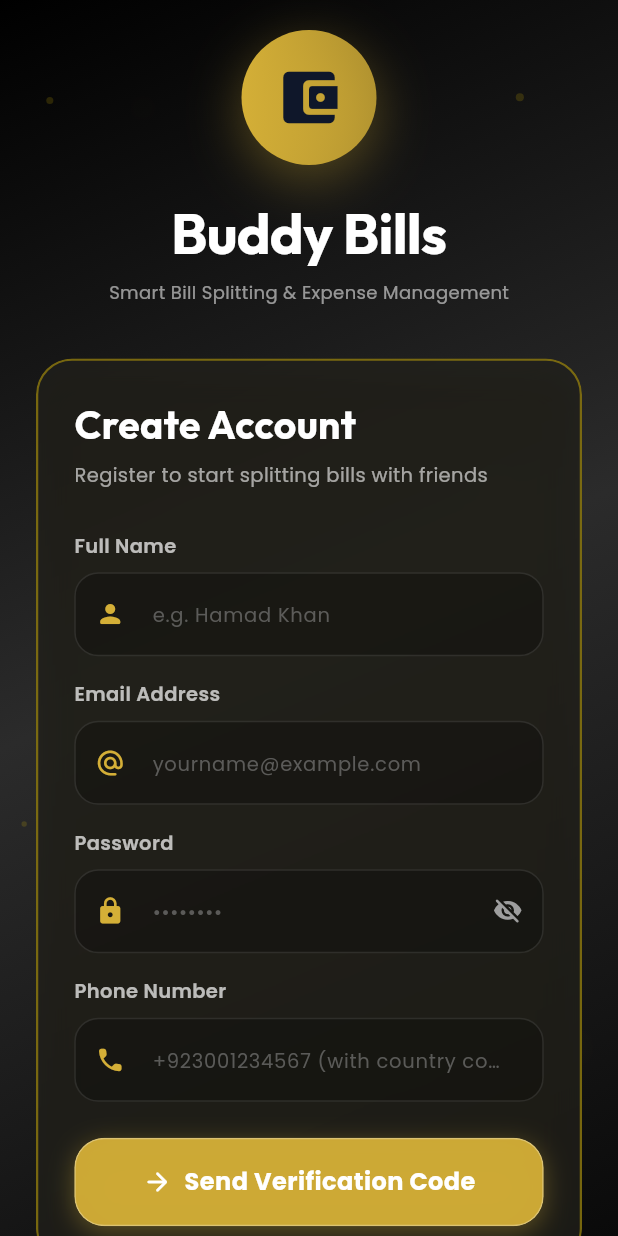
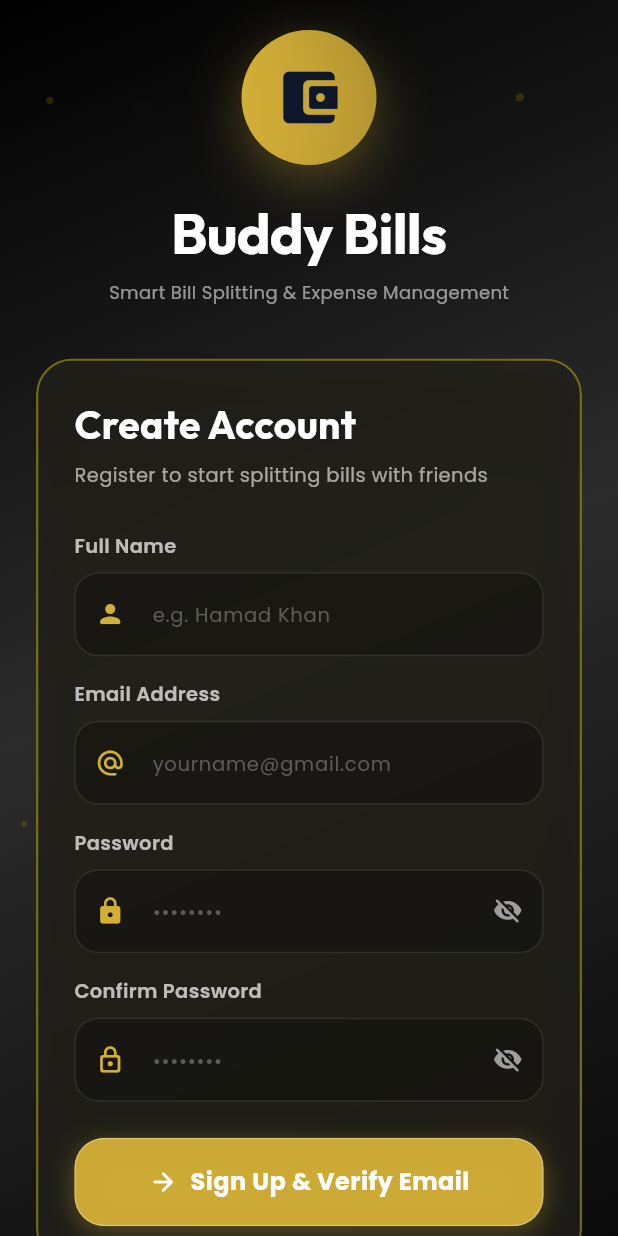
Before and after one commit to hamadhadi5123/Buddy-Bills-Flutter-App, a Flutter app: the screen it shows after launch, after a tap on "Sign Up", on a phone screen of 412 x 824 dp. Run offline on Flutter 3.47's test engine with Material 3 defaults, Android fonts, the phone set to English and light mode, and no system bars; our stand-ins replace cloud_firestore, firebase_auth, firebase_core, flutter_animate, google_fonts, google_sign_in; accounts and stored records are empty.

Commit message:
Remove phone number, add confirm password, replace official gmail with email, and implement email verification

```diff
--- a/lib/screens/auth_screen.dart
+++ b/lib/screens/auth_screen.dart
@@ -31,21 +31,20 @@ class _AuthScreenState extends State<AuthScreen> {
   static const String predefinedAdminEmail = "admin@buddybills.com";
 
   bool isLogin = true;
-  bool isOtpSent = false;
+  bool isEmailVerificationSent = false;
   bool isLoading = false;
   bool passwordVisible = false;
+  bool confirmPasswordVisible = false;
 
   Timer? _timer;
+  Timer? _emailPollingTimer;
   int _start = 60;
   bool _canResend = false;
 
   final emailController = TextEditingController();
   final passwordController = TextEditingController();
+  final confirmPasswordController = TextEditingController();
   final nameController = TextEditingController();
-  final phoneController = TextEditingController();
-  final otpController = TextEditingController();
-
-  String? verificationId;
 
   Color get primaryBrandColor => PremiumTheme.goldenPrimary;
 
@@ -64,11 +63,11 @@ class _AuthScreenState extends State<AuthScreen> {
   @override
   void dispose() {
     _timer?.cancel();
+    _emailPollingTimer?.cancel();
     emailController.dispose();
     passwordController.dispose();
+    confirmPasswordController.dispose();
     nameController.dispose();
-    phoneController.dispose();
-    otpController.dispose();
     super.dispose();
   }
 
@@ -131,11 +130,11 @@ class _AuthScreenState extends State<AuthScreen> {
                         _buildAuthForm(isDark, textColor),
                         const SizedBox(height: 24),
                         _buildActionButton(),
-                        if (isLogin && !isOtpSent) _buildSocialLogin(textColor, isDark),
+                        if (isLogin && !isEmailVerificationSent) _buildSocialLogin(textColor, isDark),
                       ],
                     ),
                   ),
-                  _buildToggleAuthMode(subTextColor),
+                  if (!isEmailVerificationSent) _buildToggleAuthMode(subTextColor),
                 ],
               ),
             ),
@@ -191,9 +190,9 @@ class _AuthScreenState extends State<AuthScreen> {
     if (isLogin) {
       title = "Welcome Back";
       subtitle = "Sign in with your email and password";
-    } else if (isOtpSent) {
-      title = "Verify Phone Number";
-      subtitle = "Enter the 6-digit OTP code sent to your phone";
+    } else if (isEmailVerificationSent) {
+      title = "Verify Your Email";
+      subtitle = "We have sent a verification email to your inbox";
     } else {
       title = "Create Account";
       subtitle = "Register to start splitting bills with friends";
@@ -226,7 +225,7 @@ class _AuthScreenState extends State<AuthScreen> {
     return Column(
       children: [
         // Name field for Signup
-        if (!isLogin && !isOtpSent) ...[
+        if (!isLogin && !isEmailVerificationSent) ...[
           _buildPremiumTextField(
             nameController,
             "Full Name",
@@ -238,89 +237,166 @@ class _AuthScreenState extends State<AuthScreen> {
         ],
 
         // Email field
-        if (!isOtpSent) ...[
+        if (!isEmailVerificationSent) ...[
           _buildPremiumTextField(
             emailController,
             "Email Address",
             Icons.alternate_email_rounded,
             isDark,
             keyboardType: TextInputType.emailAddress,
-            hint: "yourname@example.com",
+            hint: "yourname@gmail.com",
           ),
           const SizedBox(height: 16),
         ],
 
         // Password field
-        if (!isOtpSent) ...[
+        if (!isEmailVerificationSent) ...[
           _buildPremiumTextField(
             passwordController,
             "Password",
             Icons.lock_rounded,
             isDark,
             isPassword: true,
+            isPasswordVisible: passwordVisible,
+            onToggleVisibility: () => setState(() => passwordVisible = !passwordVisible),
             hint: "••••••••",
           ),
           const SizedBox(height: 16),
         ],
 
-        // Phone number field for Signup
-        if (!isLogin && !isOtpSent) ...[
+        // Confirm Password field for Signup
+        if (!isLogin && !isEmailVerificationSent) ...[
           _buildPremiumTextField(
-            phoneController,
-            "Phone Number",
-            Icons.phone_rounded,
+            confirmPasswordController,
+            "Confirm Password",
+            Icons.lock_outline_rounded,
             isDark,
-            keyboardType: TextInputType.phone,
-            hint: "+923001234567 (with country code)",
+            isPassword: true,
+            isPasswordVisible: confirmPasswordVisible,
+            onToggleVisibility: () => setState(() => confirmPasswordVisible = !confirmPasswordVisible),
+            hint: "••••••••",
           ),
         ],
 
-        // OTP verification step
-        if (isOtpSent) ...[
-          Center(
-            child: Container(
-              padding: const EdgeInsets.symmetric(horizontal: 14, vertical: 8),
+        // Email verification step
+        if (isEmailVerificationSent) ...[
+          _buildEmailVerificationStep(isDark, textColor),
+        ],
+      ],
+    );
+  }
+
+  Widget _buildEmailVerificationStep(bool isDark, Color textColor) {
+    return Container(
+      padding: const EdgeInsets.all(22),
       decoration: BoxDecoration(
-                color: primaryBrandColor.withOpacity(0.12),
+        gradient: LinearGradient(
+          colors: [
+            primaryBrandColor.withOpacity(0.18),
+            primaryBrandColor.withOpacity(0.05),
+          ],
+          begin: Alignment.topLeft,
+          end: Alignment.bottomRight,
+        ),
+        borderRadius: BorderRadius.circular(20),
+        border: Border.all(color: primaryBrandColor.withOpacity(0.45), width: 1.5),
+      ),
+      child: Column(
+        children: [
+          Container(
+            padding: const EdgeInsets.all(16),
+            decoration: BoxDecoration(
+              color: primaryBrandColor.withOpacity(0.2),
+              shape: BoxShape.circle,
+            ),
+            child: Icon(Icons.mark_email_read_rounded, size: 40, color: primaryBrandColor),
+          ),
+          const SizedBox(height: 16),
+          Text(
+            "Verify Your Email",
+            style: GoogleFonts.outfit(
+              fontSize: 22,
+              fontWeight: FontWeight.bold,
+              color: textColor,
+            ),
+          ),
+          const SizedBox(height: 6),
+          Text(
+            "Verification email sent to:",
+            style: GoogleFonts.poppins(fontSize: 12, color: textColor.withOpacity(0.7)),
+            textAlign: TextAlign.center,
+          ),
+          const SizedBox(height: 6),
+          Container(
+            padding: const EdgeInsets.symmetric(horizontal: 14, vertical: 6),
+            decoration: BoxDecoration(
+              color: primaryBrandColor.withOpacity(0.15),
+              borderRadius: BorderRadius.circular(10),
+            ),
+            child: Text(
+              emailController.text.trim(),
+              style: GoogleFonts.poppins(
+                fontSize: 13,
+                fontWeight: FontWeight.bold,
+                color: primaryBrandColor,
+              ),
+            ),
+          ),
+          const SizedBox(height: 18),
+          Container(
+            padding: const EdgeInsets.all(12),
+            decoration: BoxDecoration(
+              color: isDark ? Colors.black38 : Colors.white70,
               borderRadius: BorderRadius.circular(12),
-                border: Border.all(color: primaryBrandColor.withOpacity(0.3)),
             ),
             child: Row(
-                mainAxisSize: MainAxisSize.min,
               children: [
-                  Icon(Icons.sms_rounded, color: primaryBrandColor, size: 18),
-                  const SizedBox(width: 8),
-                  Flexible(
+                SizedBox(
+                  width: 18,
+                  height: 18,
+                  child: CircularProgressIndicator(strokeWidth: 2, color: primaryBrandColor),
+                ),
+                const SizedBox(width: 12),
+                Expanded(
                   child: Text(
-                      "Code sent to ${phoneController.text.trim()}",
-                      style: GoogleFonts.poppins(fontSize: 12, fontWeight: FontWeight.bold, color: primaryBrandColor),
-                      overflow: TextOverflow.ellipsis,
+                    "Waiting for verification... Open your email and tap the confirmation link.",
+                    style: GoogleFonts.poppins(fontSize: 11, color: textColor.withOpacity(0.85)),
                   ),
                 ),
               ],
             ),
           ),
+          const SizedBox(height: 18),
+          SizedBox(
+            width: double.infinity,
+            child: ElevatedButton.icon(
+              onPressed: isLoading ? null : _manualCheckEmailVerified,
+              icon: const Icon(Icons.check_circle_rounded, size: 20),
+              label: Text(
+                isLoading ? "Checking..." : "I Have Verified My Email",
+                style: GoogleFonts.poppins(fontWeight: FontWeight.bold, fontSize: 14),
               ),
-          const SizedBox(height: 20),
-          _buildPremiumTextField(
-            otpController,
-            "6-Digit Verification Code",
-            Icons.shield_rounded,
-            isDark,
-            keyboardType: TextInputType.number,
-            hint: "123456",
+              style: ElevatedButton.styleFrom(
+                backgroundColor: primaryBrandColor,
+                foregroundColor: const Color(0xFF0F172A),
+                padding: const EdgeInsets.symmetric(vertical: 14),
+                shape: RoundedRectangleBorder(borderRadius: BorderRadius.circular(14)),
+                elevation: 4,
               ),
-          const SizedBox(height: 20),
+            ),
+          ),
+          const SizedBox(height: 12),
           Row(
             mainAxisAlignment: MainAxisAlignment.spaceBetween,
             children: [
               TextButton.icon(
                 onPressed: () {
+                  _emailPollingTimer?.cancel();
                   setState(() {
-                    isOtpSent = false;
+                    isEmailVerificationSent = false;
                   });
                 },
-                icon: const Icon(Icons.edit_rounded, size: 16),
+                icon: const Icon(Icons.arrow_back_rounded, size: 16),
                 label: Text("Edit Details", style: GoogleFonts.poppins(fontSize: 13, fontWeight: FontWeight.w600)),
                 style: TextButton.styleFrom(foregroundColor: primaryBrandColor),
               ),
@@ -341,9 +417,9 @@ class _AuthScreenState extends State<AuthScreen> {
                     ),
                   if (_canResend)
                     TextButton(
-                      onPressed: sendOtp,
+                      onPressed: _resendVerificationEmail,
                       child: Text(
-                        "Resend Code",
+                        "Resend Email",
                         style: GoogleFonts.poppins(
                           fontSize: 13,
                           fontWeight: FontWeight.bold,
@@ -356,7 +432,7 @@ class _AuthScreenState extends State<AuthScreen> {
             ],
           ),
         ],
-      ],
+      ),
     );
   }
 
@@ -366,6 +442,8 @@ class _AuthScreenState extends State<AuthScreen> {
     IconData icon,
     bool isDark, {
     bool isPassword = false,
+    bool isPasswordVisible = false,
+    VoidCallback? onToggleVisibility,
     TextInputType keyboardType = TextInputType.text,
     String? hint,
   }) {
@@ -383,7 +461,7 @@ class _AuthScreenState extends State<AuthScreen> {
         const SizedBox(height: 8),
         TextField(
           controller: controller,
-          obscureText: isPassword && !passwordVisible,
+          obscureText: isPassword && !isPasswordVisible,
           keyboardType: keyboardType,
           style: GoogleFonts.poppins(color: isDark ? Colors.white : Colors.black87),
           decoration: InputDecoration(
@@ -404,11 +482,11 @@ class _AuthScreenState extends State<AuthScreen> {
             suffixIcon: isPassword
                 ? IconButton(
                     icon: Icon(
-                      passwordVisible ? Icons.visibility_rounded : Icons.visibility_off_rounded,
+                      isPasswordVisible ? Icons.visibility_rounded : Icons.visibility_off_rounded,
                       color: Colors.grey,
                       size: 20,
                     ),
-                    onPressed: () => setState(() => passwordVisible = !passwordVisible),
+                    onPressed: onToggleVisibility,
                   )
                 : null,
           ),
@@ -418,14 +496,13 @@ class _AuthScreenState extends State<AuthScreen> {
   }
 
   Widget _buildActionButton() {
+    if (isEmailVerificationSent) return const SizedBox.shrink();
     return SizedBox(
       width: double.infinity,
       child: GlassButton(
         onPressed: isLoading ? () {} : _handleMainButtonAction,
         label: isLoading ? "Please wait..." : _getMainButtonText(),
-        icon: isLogin
-            ? Icons.login_rounded
-            : (isOtpSent ? Icons.check_circle_rounded : Icons.arrow_forward_rounded),
+        icon: isLogin ? Icons.login_rounded : Icons.arrow_forward_rounded,
         color: primaryBrandColor,
         isDarkMode: Theme.of(context).brightness == Brightness.dark,
       ),
@@ -478,6 +555,7 @@ class _AuthScreenState extends State<AuthScreen> {
   }
 
   Widget _buildToggleAuthMode(Color subTextColor) {
+    if (isEmailVerificationSent) return const SizedBox.shrink();
     return Padding(
       padding: const EdgeInsets.only(top: 24),
       child: Row(
@@ -491,7 +569,7 @@ class _AuthScreenState extends State<AuthScreen> {
             onTap: () {
               setState(() {
                 isLogin = !isLogin;
-                isOtpSent = false;
+                isEmailVerificationSent = false;
               });
             },
             child: Text(
@@ -510,15 +588,14 @@ class _AuthScreenState extends State<AuthScreen> {
 
   String _getMainButtonText() {
     if (isLogin) return "Sign In";
-    if (isOtpSent) return "Verify & Register";
-    return "Send Verification Code";
+    return "Sign Up & Verify Email";
   }
 
   void _handleMainButtonAction() {
     if (isLogin) {
       handleLogin();
     } else {
-      isOtpSent ? verifyOtpAndCreateAccount() : sendOtp();
+      handleSignupWithEmailVerification();
     }
   }
 
@@ -566,6 +643,16 @@ class _AuthScreenState extends State<AuthScreen> {
         } else {
           rethrow;
         }
+      }
+
+      // Check email verification for non-admin accounts
+      final isPredefinedAdmin = email.toLowerCase() == predefinedAdminEmail.toLowerCase();
+      if (!userCredential.user!.emailVerified && !isPredefinedAdmin) {
+        await userCredential.user!.sendEmailVerification();
+        await fb.FirebaseAuth.instance.signOut();
+        if (mounted) setState(() => isLoading = false);
+        showMessage("Your email is not verified yet. We have sent a verification email to $email. Please check your inbox and verify before signing in.", isError: true);
+        return;
       }
 
       // Check user document in Firestore
@@ -631,18 +718,18 @@ class _AuthScreenState extends State<AuthScreen> {
     }
   }
 
-  // ================= SIGNUP WITH OTP VERIFICATION =================
-  Future<void> sendOtp() async {
+  // ================= SIGNUP WITH EMAIL VERIFICATION =================
+  Future<void> handleSignupWithEmailVerification() async {
     final name = nameController.text.trim();
     final email = emailController.text.trim();
     final password = passwordController.text.trim();
-    String phone = phoneController.text.trim();
+    final confirmPassword = confirmPasswordController.text.trim();
 
     if (name.isEmpty) {
       showMessage("Please enter your full name", isError: true);
       return;
     }
-    if (email.isEmpty || !email.contains('@')) {
+    if (email.isEmpty || !email.contains('@') || !email.contains('.')) {
       showMessage("Please enter a valid email address", isError: true);
       return;
     }
@@ -650,129 +737,137 @@ class _AuthScreenState extends State<AuthScreen> {
       showMessage("Password must be at least 6 characters", isError: true);
       return;
     }
-    if (phone.isEmpty) {
-      showMessage("Please enter your phone number", isError: true);
-      return;
-    }
-    if (!phone.startsWith('+')) {
-      showMessage("Please include country code with '+' (e.g. +923001234567)", isError: true);
-      return;
-    }
-    if (phone.length < 9) {
-      showMessage("Phone number is too short", isError: true);
+    if (password != confirmPassword) {
+      showMessage("Passwords do not match. Please verify your confirm password.", isError: true);
       return;
     }
 
     setState(() => isLoading = true);
 
     try {
-      await fb.FirebaseAuth.instance.verifyPhoneNumber(
-        phoneNumber: phone,
-        verificationCompleted: (cred) async {
-          await _finalizeSignupWithPhoneCred(cred);
-        },
-        verificationFailed: (e) {
+      fb.UserCredential cred;
+      try {
+        cred = await fb.FirebaseAuth.instance.createUserWithEmailAndPassword(
+          email: email,
+          password: password,
+        );
+      } on fb.FirebaseAuthException catch (e) {
+        if (e.code == 'email-already-in-use') {
           setState(() => isLoading = false);
-          String errorMsg = e.message ?? e.code;
-          showMessage("OTP Verification Failed: $errorMsg", isError: true);
-        },
-        codeSent: (id, _) {
-          verificationId = id;
+          showMessage("This email is already registered. Please sign in.", isError: true);
+          return;
+        }
+        rethrow;
+      }
+
+      final fbUser = cred.user!;
+      await fbUser.updateDisplayName(name);
+      await fbUser.sendEmailVerification();
+
+      if (mounted) {
         setState(() {
-            isOtpSent = true;
           isLoading = false;
+          isEmailVerificationSent = true;
         });
         startTimer();
-          showMessage("6-digit code sent to $phone");
-        },
-        codeAutoRetrievalTimeout: (id) => verificationId = id,
-      );
+        _startEmailVerificationPolling();
+        showMessage("Verification email sent to $email. Please check your inbox.");
+      }
+    } on fb.FirebaseAuthException catch (e) {
+      if (mounted) setState(() => isLoading = false);
+      if (e.code == 'invalid-email') {
+        showMessage("Please provide a valid email address.", isError: true);
+      } else {
+        showMessage(e.message ?? "Registration failed [${e.code}]", isError: true);
+      }
     } catch (e) {
-      setState(() => isLoading = false);
-      showMessage("Error sending OTP: ${e.toString()}", isError: true);
+      if (mounted) setState(() => isLoading = false);
+      showMessage("Error during registration: ${e.toString()}", isError: true);
     }
   }
 
-  Future<void> verifyOtpAndCreateAccount() async {
-    final smsCode = otpController.text.trim();
-    if (smsCode.isEmpty || smsCode.length < 6) {
-      showMessage("Please enter the 6-digit OTP code", isError: true);
+  void _startEmailVerificationPolling() {
+    _emailPollingTimer?.cancel();
+    _emailPollingTimer = Timer.periodic(const Duration(seconds: 3), (timer) async {
+      await _checkEmailVerifiedSilently();
+    });
+  }
+
+  Future<void> _checkEmailVerifiedSilently() async {
+    final user = fb.FirebaseAuth.instance.currentUser;
+    if (user == null) return;
+    try {
+      await user.reload();
+      if (user.emailVerified) {
+        _emailPollingTimer?.cancel();
+        await _finalizeVerifiedEmailUser(user);
+      }
+    } catch (_) {}
+  }
+
+  Future<void> _manualCheckEmailVerified() async {
+    setState(() => isLoading = true);
+    final user = fb.FirebaseAuth.instance.currentUser;
+    if (user == null) {
+      setState(() => isLoading = false);
+      showMessage("Session expired. Please sign in.", isError: true);
       return;
     }
-
-    if (verificationId == null) {
-      showMessage("Verification session expired. Please request a new code.", isError: true);
-      return;
-    }
-
-    setState(() => isLoading = true);
-
     try {
-      final phoneCred = fb.PhoneAuthProvider.credential(
-        verificationId: verificationId!,
-        smsCode: smsCode,
-      );
-
-      await _finalizeSignupWithPhoneCred(phoneCred);
-    } on fb.FirebaseAuthException catch (e) {
+      await user.reload();
+      if (user.emailVerified) {
+        _emailPollingTimer?.cancel();
+        await _finalizeVerifiedEmailUser(user);
+      } else {
         setState(() => isLoading = false);
-      if (e.code == 'invalid-verification-code') {
-        showMessage("Invalid verification code. Please check and try again.", isError: true);
-      } else if (e.code == 'session-expired') {
-        showMessage("Verification code expired. Please request a new code.", isError: true);
-      } else {
-        showMessage(e.message ?? "Verification failed [${e.code}]", isError: true);
+        showMessage("Email not yet verified. Please tap the verification link in your email inbox.", isError: true);
       }
     } catch (e) {
       setState(() => isLoading = false);
-      showMessage("Failed to verify: ${e.toString()}", isError: true);
+      showMessage("Verification check failed: ${e.toString()}", isError: true);
     }
   }
 
-  Future<void> _finalizeSignupWithPhoneCred(fb.PhoneAuthCredential phoneCred) async {
+  Future<void> _resendVerificationEmail() async {
+    if (!_canResend) return;
+    try {
+      final user = fb.FirebaseAuth.instance.currentUser;
+      await user?.sendEmailVerification();
+      startTimer();
+      showMessage("New verification email sent to ${emailController.text.trim()}");
+    } catch (e) {
+      showMessage("Failed to resend email: ${e.toString()}", isError: true);
+    }
+  }
+
+  Future<void> _finalizeVerifiedEmailUser(fb.User fbUser) async {
     final name = nameController.text.trim();
     final email = emailController.text.trim();
-    final password = passwordController.text.trim();
-    final phone = phoneController.text.trim();
+    final isPredefinedAdmin = email.toLowerCase() == predefinedAdminEmail.toLowerCase();
 
-    try {
-      // 1. Sign in with the verified phone credential
-      final userCred = await fb.FirebaseAuth.instance.signInWithCredential(phoneCred);
-      final fbUser = userCred.user!;
-
-      // 2. Link Email & Password credential so user can log in with Email and Password
-      try {
-        await fbUser.linkWithCredential(
-          fb.EmailAuthProvider.credential(email: email, password: password),
-        );
-      } catch (_) {
-        try {
-          await fbUser.updateEmail(email);
-          await fbUser.updatePassword(password);
-        } catch (_) {}
-      }
-
-      await fbUser.updateDisplayName(name);
-
-      // 3. Create Firestore record with standard 'user' role
     final newUser = User(
       uid: fbUser.uid,
-        name: name,
+      name: name.isNotEmpty ? name : (fbUser.displayName ?? "User"),
       email: email,
-        phoneNumber: phone,
-        role: 'user',
-        isAdmin: false,
+      phoneNumber: null,
+      role: isPredefinedAdmin ? 'admin' : 'user',
+      isAdmin: isPredefinedAdmin,
       isActive: true,
       createdAt: DateTime.now(),
     );
 
     await FirebaseFirestore.instance.collection('users').doc(fbUser.uid).set(newUser.toMap(), SetOptions(merge: true));
+    await UserActivityService.logActivity(
+      userId: fbUser.uid,
+      userName: newUser.name,
+      action: 'Account Registration',
+      details: 'Email verified successfully: $email',
+    );
 
-      // 4. Enter application
+    if (mounted) {
+      setState(() => isLoading = false);
+      showMessage("Email verified successfully! Welcome to Buddy Bills.");
       await _navigate(newUser);
-    } catch (e) {
-      setState(() => isLoading = false);
-      showMessage("Signup finalization failed: ${e.toString()}", isError: true);
     }
   }
 
```
Lines whose indentation alone changed are shown as unchanged.
